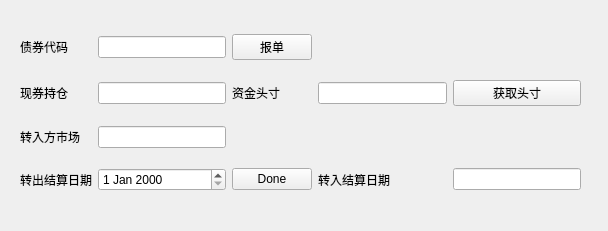
The window that transfer.ui (rahrahr/Trade-Monitor) describes before a commit, drawn with Qt 5.
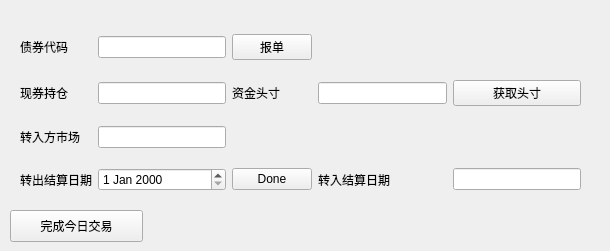
The same window after the commit. Custom widgets are drawn as their Qt base class.

What changed in the file:
```diff
--- a/transfer.ui
+++ b/transfer.ui
@@ -6,8 +6,8 @@
    <rect>
     <x>0</x>
     <y>0</y>
-    <width>608</width>
-    <height>231</height>
+    <width>610</width>
+    <height>251</height>
    </rect>
   </property>
   <property name="sizePolicy">
@@ -121,6 +121,19 @@
      </item>
     </layout>
    </widget>
+   <widget class="QPushButton" name="is_last_trade">
+    <property name="geometry">
+     <rect>
+      <x>10</x>
+      <y>210</y>
+      <width>133</width>
+      <height>32</height>
+     </rect>
+    </property>
+    <property name="text">
+     <string>完成今日交易</string>
+    </property>
+   </widget>
   </widget>
  </widget>
  <customwidgets>
```
